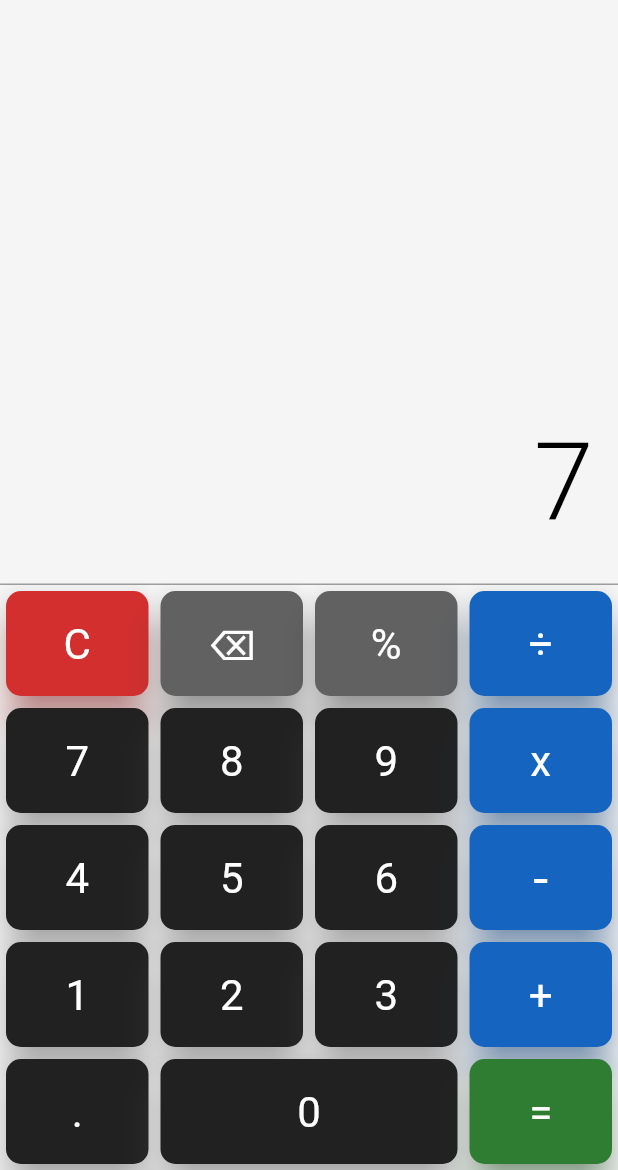
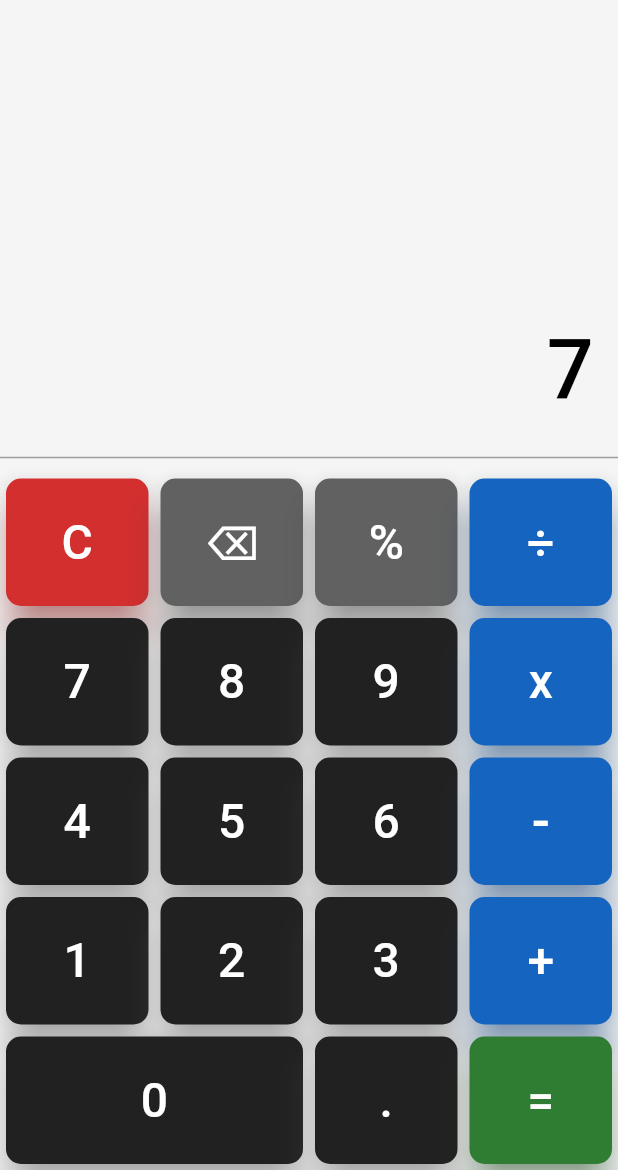
Before and after one commit to Surya-Kaliappan/prodigy, a Flutter app: the screen it shows after launch, after a tap on an icon or button, on a phone screen of 412 x 824 dp, the part 66-1236 px from its top. Run offline on Flutter 3.47's test engine with Material 3 defaults, Android fonts, the phone set to English and light mode, and no system bars; drawn by our look-alikes of auto_size_text; our stand-ins replace confetti, flutter_colorpicker, flutter_slidable, math_expressions, shared_preferences.

Commit message:
New Edition for OLD

```diff
--- a/Calculator/lib/main.dart
+++ b/Calculator/lib/main.dart
@@ -172,11 +172,14 @@ class _CalculatorScreenState extends State<CalculatorScreen> {
         case '÷':
         case '%':
           // Handle the starting symbole of number
-          if (_inputExpression.isEmpty &&
-              (buttonText == '%' || buttonText == 'x' || buttonText == '÷')) {
+          if (_inputExpression.isEmpty) {
+            if (!(buttonText == '%' ||
+                buttonText == 'x' ||
+                buttonText == '÷')) {
+              // } else {
+              _handleNumberInput(buttonText);
+            }
             break;
-          } else {
-            _handleNumberInput(buttonText);
           }
 
           // Operator replacement logic
@@ -231,7 +234,10 @@ class _CalculatorScreenState extends State<CalculatorScreen> {
           children: <Widget>[
             Expanded(
               child: Container(
-                padding: const EdgeInsets.all(16.0),
+                padding: const EdgeInsets.symmetric(
+                  horizontal: 16.0,
+                  vertical: 8.0,
+                ),
                 alignment: Alignment.bottomRight,
                 // child: SingleChildScrollView(
                 //   scrollDirection:
@@ -250,22 +256,29 @@ class _CalculatorScreenState extends State<CalculatorScreen> {
                 //     ),
                 //   ),
                 // ),
-                child: AutoSizeText(
-                  _output,
-                  style: TextStyle(
-                    color: dynamicTextColor,
-                    fontSize: 72.0, // This is the max font size
-                    fontWeight: FontWeight.w300,
+                child: MediaQuery(
+                  data: MediaQuery.of(context).copyWith(
+                    // This forces a text scale factor of 1.0, ignoring system settings.
+                    textScaler: TextScaler.linear(1.0),
                   ),
-                  maxLines: 5, // Only allow up to 2 lines
-                  minFontSize: 24.0, // The smallest the font can get
-                  textAlign:
-                      TextAlign.end, // Align text to the end (right side)
+                  child: AutoSizeText(
+                    _output,
+                    style: TextStyle(
+                      color: dynamicTextColor,
+                      fontSize: 55.0,
+                      fontWeight: FontWeight.w500,
+                    ),
+                    // This ensures the text stays on a single line.
+                    maxLines: 1,
+                    minFontSize: 28.0,
+                    textAlign: TextAlign.end,
+                    overflow: TextOverflow.ellipsis,
+                  ),
                 ),
               ),
             ),
 
-            const Divider(height: 1.0, color: Colors.grey),
+            const Divider(height: 20.0, color: Colors.grey),
 
             Row(
               children: <Widget>[
@@ -409,20 +422,20 @@ class _CalculatorScreenState extends State<CalculatorScreen> {
             Row(
               children: <Widget>[
                 Expanded(
+                  flex: 2,
+                  child: CalculatorButton(
+                    text: '0',
+                    backgroundColor: Colors.grey.shade900,
+                    // onPressed: _useDot ? () => _onButtonPressed('.') : () {},
+                    onPressed: () => _onButtonPressed('0'),
+                  ),
+                ),
+                Expanded(
                   flex: 1,
                   child: CalculatorButton(
                     text: '.',
                     backgroundColor: Colors.grey.shade900,
-                    // onPressed: _useDot ? () => _onButtonPressed('.') : () {},
                     onPressed: () => _onButtonPressed('.'),
-                  ),
-                ),
-                Expanded(
-                  flex: 2,
-                  child: CalculatorButton(
-                    text: '0',
-                    backgroundColor: Colors.grey.shade900,
-                    onPressed: () => _onButtonPressed('0'),
                   ),
                 ),
                 Expanded(
@@ -454,7 +467,7 @@ class CalculatorButton extends StatelessWidget {
     required this.text,
     this.backgroundColor,
     this.textColor = Colors.white,
-    this.fontSize = 28.0,
+    this.fontSize = 32.0,
     required this.onPressed,
   });
 
@@ -468,7 +481,7 @@ class CalculatorButton extends StatelessWidget {
               : Colors.grey.withOpacity(1));
     return Container(
       margin: const EdgeInsets.all(4.0),
-      height: 70.0,
+      height: 85.0,
       child: ElevatedButton(
         onPressed: onPressed,
         style: ElevatedButton.styleFrom(
@@ -491,7 +504,7 @@ class CalculatorButton extends StatelessWidget {
           child: Center(
             child: Text(
               text,
-              style: TextStyle(fontSize: fontSize, fontWeight: FontWeight.w400),
+              style: TextStyle(fontSize: fontSize, fontWeight: FontWeight.w500),
             ),
           ),
         ),
```
Also changed, not shown: 1 other file.
